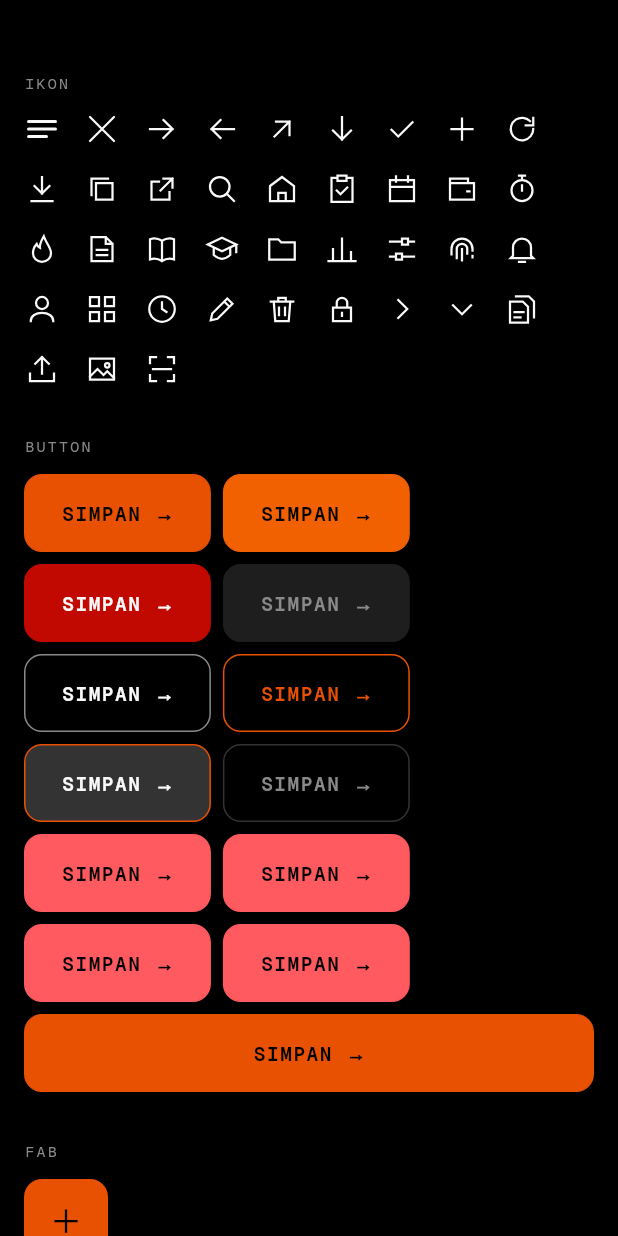
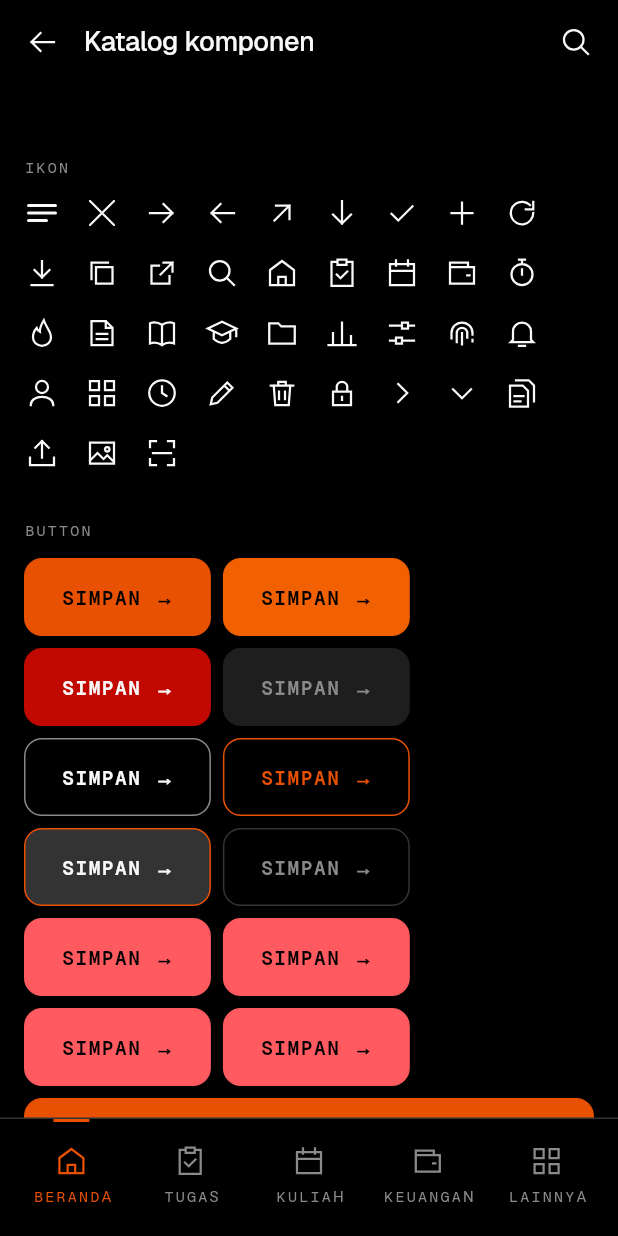
Before and after one commit to baymakeprojects/Super_App, a Flutter app: the CatalogPage screen opened directly, on a phone screen of 412 x 824 dp. Run offline on Flutter 3.47's test engine with Material 3 defaults, Android fonts, the phone set to English and light mode, and no system bars; our stand-ins replace flutter_svg, material_ui.

Commit message:
W1-06: Card, Stat Card, Progress Bar, Nav Item, Bottom Nav, Top App Bar, Section Header
- Tujuh komponen core/ui dari Figma [04] Kartu & progres, [05] Navigasi,
  dan [06] Pola layar.
- Bottom Nav: 5 tab tetap, ruang gesture bar sistem ditambahkan di bawah.
- Top App Bar: area sentuh ikon 56x56 dari padding yang ada, bisa dipakai
  sebagai Scaffold.appBar.
- Golden per komponen dan tes ukuran serta perilaku; CatalogPage diperluas.
- Catatan Figma F-09 sampai F-11 (keadaan ditekan, gesture bar, warna ikon
  tab aktif di Bottom Nav tidak konsisten).

Co-Authored-By: Claude Opus 5.5 <noreply@anthropic.com>

```diff
--- /dev/null
+++ b/lib/core/ui/app_bottom_nav.dart
@@ -0,0 +1,69 @@
+import 'package:material_ui/material_ui.dart';
+
+import 'package:super_app/core/theme/theme.dart';
+import 'package:super_app/core/ui/app_icon.dart';
+import 'package:super_app/core/ui/app_nav_item.dart';
+
+/// Satu tab Bottom Nav: ikon dan label dari Figma.
+typedef AppBottomNavTab = ({AppIcons icon, String label});
+
+/// Bottom Nav dari Figma (Components [05], node 7:46): 5 tab tetap,
+/// garis atas Dark Gray, latar hitam.
+///
+/// Di bawah padding 12 dari Figma ditambah tinggi gesture bar sistem
+/// (safe area), supaya tab tidak tertutup bar navigasi Android.
+class AppBottomNav extends StatelessWidget {
+  const AppBottomNav({
+    super.key,
+    required this.currentIndex,
+    required this.onTap,
+  });
+
+  /// Urutan tab sesuai Figma. Indeks 0 = Beranda.
+  static const List<AppBottomNavTab> tabs = [
+    (icon: AppIcons.home, label: 'Beranda'),
+    (icon: AppIcons.task, label: 'Tugas'),
+    (icon: AppIcons.calendar, label: 'Kuliah'),
+    (icon: AppIcons.wallet, label: 'Keuangan'),
+    (icon: AppIcons.grid, label: 'Lainnya'),
+  ];
+
+  static const double _sidePadding = AppSpace.s8;
+  static const double _borderWidth = 1;
+
+  final int currentIndex;
+  final ValueChanged<int> onTap;
+
+  @override
+  Widget build(BuildContext context) {
+    final systemBottom = MediaQuery.viewPaddingOf(context).bottom;
+
+    return Container(
+      padding: EdgeInsets.only(
+        left: _sidePadding,
+        right: _sidePadding,
+        bottom: AppSpace.s12 + systemBottom,
+      ),
+      decoration: const BoxDecoration(
+        color: AppColors.primary,
+        border: Border(
+          top: BorderSide(color: AppColors.darkGray, width: _borderWidth),
+        ),
+      ),
+      child: Row(
+        crossAxisAlignment: CrossAxisAlignment.start,
+        children: [
+          for (var i = 0; i < tabs.length; i++)
+            Expanded(
+              child: AppNavItem(
+                icon: tabs[i].icon,
+                label: tabs[i].label,
+                active: i == currentIndex,
+                onTap: () => onTap(i),
+              ),
+            ),
+        ],
+      ),
+    );
+  }
+}
--- /dev/null
+++ b/lib/core/ui/app_nav_item.dart
@@ -0,0 +1,70 @@
+import 'package:material_ui/material_ui.dart';
+
+import 'package:super_app/core/theme/theme.dart';
+import 'package:super_app/core/ui/app_icon.dart';
+import 'package:super_app/core/ui/app_label_text.dart';
+
+/// Nav Item dari Figma (Components [05], node 7:43): satu tab di Bottom Nav.
+/// Active: ikon, label, dan garis pendek di atas ikon berwarna oranye.
+///
+/// Lebar mengikuti induk (di Bottom Nav, lima tab berbagi lebar sama).
+class AppNavItem extends StatelessWidget {
+  const AppNavItem({
+    super.key,
+    required this.icon,
+    required this.label,
+    required this.active,
+    required this.onTap,
+  });
+
+  // Ukuran tetap dari Figma (bukan variabel Figma).
+  static const double _indicatorWidth = 24;
+  static const double _indicatorHeight = 2;
+  static const double _indicatorGap = 6;
+
+  final AppIcons icon;
+
+  /// Nama tab. Dikapitalkan otomatis.
+  final String label;
+
+  final bool active;
+  final VoidCallback onTap;
+
+  @override
+  Widget build(BuildContext context) {
+    final color = active ? AppColors.brandingOrange : AppColors.gray;
+
+    return Semantics(
+      button: true,
+      selected: active,
+      label: label,
+      excludeSemantics: true,
+      child: GestureDetector(
+        behavior: HitTestBehavior.opaque,
+        onTap: onTap,
+        child: Padding(
+          padding: const EdgeInsets.only(bottom: AppSpace.s8),
+          child: Column(
+            mainAxisSize: MainAxisSize.min,
+            spacing: AppSpace.s4,
+            children: [
+              Container(
+                width: _indicatorWidth,
+                height: _indicatorHeight,
+                color: active ? AppColors.brandingOrange : null,
+              ),
+              const SizedBox(height: _indicatorGap),
+              AppIcon(icon, color: color),
+              AppLabelText(
+                label,
+                style: AppText.labelSmall.copyWith(
+                  color: active ? AppColors.accentText : AppColors.gray,
+                ),
+              ),
+            ],
+          ),
+        ),
+      ),
+    );
+  }
+}
--- /dev/null
+++ b/lib/core/ui/app_top_app_bar.dart
@@ -0,0 +1,113 @@
+import 'package:material_ui/material_ui.dart';
+
+import 'package:super_app/core/theme/theme.dart';
+import 'package:super_app/core/ui/app_icon.dart';
+
+/// Top App Bar dari Figma (Components [05], node 7:89): ikon kiri, judul,
+/// ikon aksi kanan. Dipakai di form dan detail (Close untuk form baru,
+/// Arrow Left untuk detail). Ikon yang `null` disembunyikan.
+///
+/// Bisa dipasang di `Scaffold.appBar`; ruang status bar ditambahkan di atas.
+class AppTopAppBar extends StatelessWidget implements PreferredSizeWidget {
+  const AppTopAppBar({
+    super.key,
+    required this.title,
+    this.leadingIcon,
+    this.onLeadingPressed,
+    this.leadingSemanticLabel,
+    this.trailingIcon,
+    this.onTrailingPressed,
+    this.trailingSemanticLabel,
+  });
+
+  /// Tinggi bar di Figma: padding 16 + ikon 24 + padding 16.
+  static const double height =
+      AppSpace.s16 + AppIcon.defaultSize + AppSpace.s16;
+
+  final String title;
+
+  final AppIcons? leadingIcon;
+  final VoidCallback? onLeadingPressed;
+  final String? leadingSemanticLabel;
+
+  final AppIcons? trailingIcon;
+  final VoidCallback? onTrailingPressed;
+  final String? trailingSemanticLabel;
+
+  @override
+  Size get preferredSize => const Size.fromHeight(height);
+
+  @override
+  Widget build(BuildContext context) {
+    final leadingIcon = this.leadingIcon;
+    final trailingIcon = this.trailingIcon;
+
+    return ColoredBox(
+      color: AppColors.primary,
+      child: SafeArea(
+        bottom: false,
+        child: SizedBox(
+          height: height,
+          child: Row(
+            children: [
+              if (leadingIcon != null)
+                _BarIcon(
+                  icon: leadingIcon,
+                  onPressed: onLeadingPressed,
+                  semanticLabel: leadingSemanticLabel,
+                )
+              else
+                const SizedBox(width: AppSpace.s16),
+              Expanded(
+                child: Text(
+                  title,
+                  maxLines: 1,
+                  overflow: TextOverflow.ellipsis,
+                  style: AppText.headingSmall.copyWith(color: AppColors.white),
+                ),
+              ),
+              if (trailingIcon != null)
+                _BarIcon(
+                  icon: trailingIcon,
+                  onPressed: onTrailingPressed,
+                  semanticLabel: trailingSemanticLabel,
+                )
+              else
+                const SizedBox(width: AppSpace.s16),
+            ],
+          ),
+        ),
+      ),
+    );
+  }
+}
+
+/// Ikon bar dengan area sentuh 56×56: padding 16 dan jarak 16 di sekitar
+/// ikon 24 dari Figma ikut bisa diketuk, tanpa mengubah tampilan.
+class _BarIcon extends StatelessWidget {
+  const _BarIcon({
+    required this.icon,
+    required this.onPressed,
+    required this.semanticLabel,
+  });
+
+  final AppIcons icon;
+  final VoidCallback? onPressed;
+  final String? semanticLabel;
+
+  @override
+  Widget build(BuildContext context) {
+    return Semantics(
+      button: true,
+      label: semanticLabel,
+      child: GestureDetector(
+        behavior: HitTestBehavior.opaque,
+        onTap: onPressed,
+        child: SizedBox.square(
+          dimension: AppTopAppBar.height,
+          child: Center(child: AppIcon(icon)),
+        ),
+      ),
+    );
+  }
+}
--- a/lib/core/ui/catalog_page.dart
+++ b/lib/core/ui/catalog_page.dart
@@ -18,12 +18,24 @@ class _CatalogPageState extends State<CatalogPage> {
   bool _checked = true;
   bool _switchOn = true;
   int _selectedChip = 0;
+  int _tab = 0;
 
   static const _chips = ['Semua', 'Hari ini', 'Minggu ini', 'Selesai'];
 
   @override
   Widget build(BuildContext context) {
     return Scaffold(
+      appBar: AppTopAppBar(
+        title: 'Katalog komponen',
+        leadingIcon: AppIcons.arrowLeft,
+        onLeadingPressed: () {},
+        trailingIcon: AppIcons.search,
+        onTrailingPressed: () {},
+      ),
+      bottomNavigationBar: AppBottomNav(
+        currentIndex: _tab,
+        onTap: (index) => setState(() => _tab = index),
+      ),
       body: SafeArea(
         child: ListView(
           padding: const EdgeInsets.all(AppSpace.s16),
@@ -106,6 +118,44 @@ class _CatalogPageState extends State<CatalogPage> {
                 AppBadge(label: 'Terlambat', type: AppBadgeType.danger),
               ],
             ),
+            const _Section('Section Header'),
+            AppSectionHeader(
+              title: 'Tugas hari ini',
+              actionLabel: 'Lihat semua →',
+              onActionPressed: () {},
+            ),
+            const _Section('Card · Stat Card'),
+            const AppCard(
+              eyebrow: '[01] Label',
+              title: 'Judul kartu',
+              body:
+                  'Isi kartu singkat, maksimal dua baris supaya tetap ringkas.',
+            ),
+            const SizedBox(height: AppSpace.s12),
+            const Row(
+              spacing: AppSpace.s12,
+              children: [
+                Expanded(
+                  child: AppStatCard(
+                    label: 'Tugas aktif',
+                    value: '5',
+                    caption: '2 jatuh tempo hari ini',
+                  ),
+                ),
+                Expanded(
+                  child: AppStatCard(
+                    label: 'Saldo',
+                    value: 'Rp1,25jt',
+                    caption: '3 dompet',
+                  ),
+                ),
+              ],
+            ),
+            const _Section('Progress Bar'),
+            for (final value in const [0.0, 30.0, 60.0, 100.0]) ...[
+              AppProgressBar(value: value),
+              const SizedBox(height: AppSpace.s12),
+            ],
           ],
         ),
       ),
```
Also changed, not shown: lib/core/ui/app_card.dart (added, +73 -0 lines), lib/core/ui/app_progress_bar.dart (added, +49 -0 lines), lib/core/ui/app_section_header.dart (added, +53 -0 lines), lib/core/ui/app_stat_card.dart (added, +63 -0 lines), lib/core/ui/ui.dart (+7 -0 lines), 10 other files.
